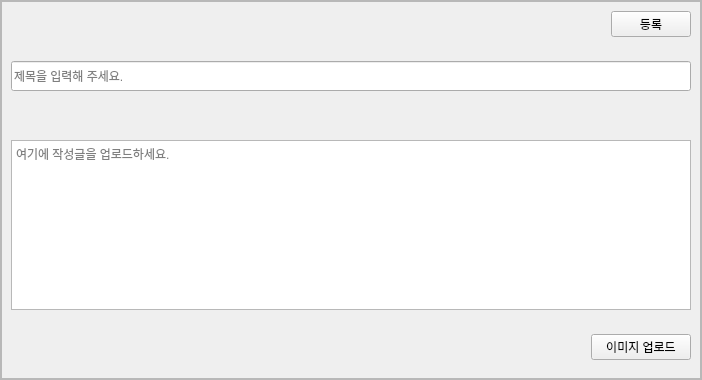
First picture: the form in UI/UI_board_write.ui, repository guaba98/class_album, before the edit.
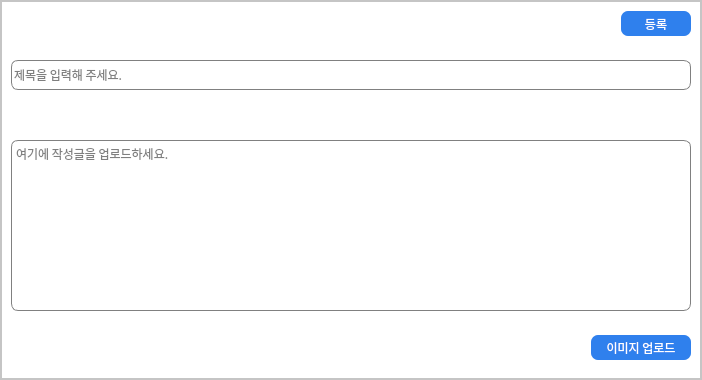
Second picture: the form after the edit.

```diff
--- a/UI/UI_board_write.ui
+++ b/UI/UI_board_write.ui
@@ -25,6 +25,9 @@
   <property name="windowTitle">
    <string>Form</string>
   </property>
+  <property name="styleSheet">
+   <string notr="true">background-color: rgb(255, 255, 255);</string>
+  </property>
   <layout class="QVBoxLayout" name="verticalLayout">
    <property name="leftMargin">
     <number>0</number>
@@ -160,6 +163,27 @@
              </item>
              <item>
               <widget class="QPushButton" name="admit_btn">
+               <property name="minimumSize">
+                <size>
+                 <width>70</width>
+                 <height>25</height>
+                </size>
+               </property>
+               <property name="font">
+                <font>
+                 <family>나눔스퀘어 네오 Bold</family>
+                 <pointsize>9</pointsize>
+                 <weight>9</weight>
+                 <italic>false</italic>
+                 <bold>false</bold>
+                </font>
+               </property>
+               <property name="styleSheet">
+                <string notr="true">background-color: rgb(47, 128, 237);
+color: rgb(255, 255, 255);
+border-radius: 7px;
+font: 75 9pt &quot;나눔스퀘어 네오 Bold&quot;;</string>
+               </property>
                <property name="text">
                 <string>등록</string>
                </property>
@@ -185,6 +209,15 @@
                  <height>30</height>
                 </size>
                </property>
+               <property name="font">
+                <font>
+                 <family>나눔스퀘어 네오 Regular</family>
+                </font>
+               </property>
+               <property name="styleSheet">
+                <string notr="true">border-radius:7px;
+border: 1px solid gray;</string>
+               </property>
                <property name="placeholderText">
                 <string>제목을 입력해 주세요.</string>
                </property>
@@ -245,6 +278,15 @@
              </item>
              <item>
               <widget class="QTextEdit" name="contents_textedit">
+               <property name="font">
+                <font>
+                 <family>나눔스퀘어 네오 Regular</family>
+                </font>
+               </property>
+               <property name="styleSheet">
+                <string notr="true">border-radius:7px;
+border: 1px solid gray;</string>
+               </property>
                <property name="placeholderText">
                 <string>여기에 작성글을 업로드하세요.</string>
                </property>
@@ -289,7 +331,7 @@
                <property name="minimumSize">
                 <size>
                  <width>100</width>
-                 <height>0</height>
+                 <height>25</height>
                 </size>
                </property>
                <property name="maximumSize">
@@ -298,6 +340,21 @@
                  <height>16777215</height>
                 </size>
                </property>
+               <property name="font">
+                <font>
+                 <family>나눔스퀘어 네오 Bold</family>
+                 <pointsize>9</pointsize>
+                 <weight>9</weight>
+                 <italic>false</italic>
+                 <bold>false</bold>
+                </font>
+               </property>
+               <property name="styleSheet">
+                <string notr="true">background-color: rgb(47, 128, 237);
+color: rgb(255, 255, 255);
+border-radius: 7px;
+font: 75 9pt &quot;나눔스퀘어 네오 Bold&quot;;</string>
+               </property>
                <property name="text">
                 <string>이미지 업로드</string>
                </property>
```
